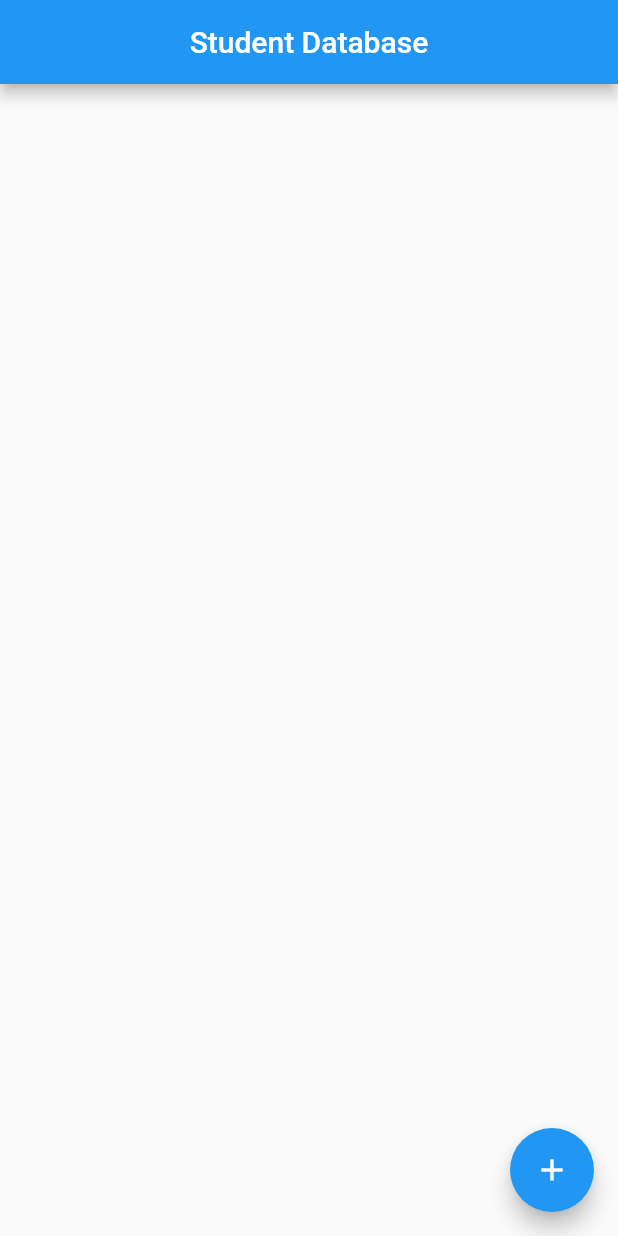
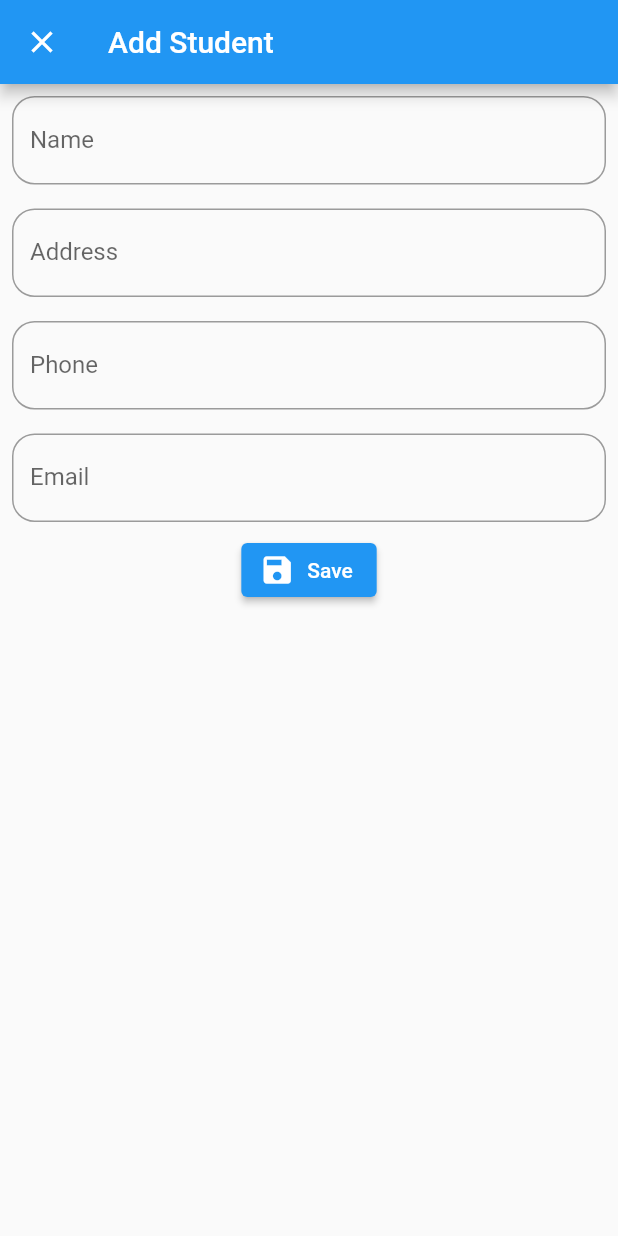
Before and after one commit to BrillianceOsprey/sq_flite, a Flutter app: the screen it shows after launch, after a tap on the "add" icon, on a phone screen of 412 x 824 dp. Run offline on Flutter 3.47's test engine with Material 2 defaults, Android fonts, the phone set to English and light mode, and no system bars; our stand-ins replace sqflite; accounts and stored records are empty.

Commit message:
@14.15 SQLite Database (Student Database) [Part 8]

```diff
--- a/lib/database/database_helper.dart
+++ b/lib/database/database_helper.dart
@@ -1,15 +1,17 @@
 import 'package:path/path.dart';
 import 'package:sqflite/sqflite.dart';
 
+
+
 class DatabaseHelper {
-  late Database _db;
+  late Database _db; // late
   static const String tableName = 'student';
   DatabaseHelper() {
     createDatabase();
   }
 
   Future<Database> createDatabase() async {
-    var dataPath = await getDatabasesPath(); // foler
+    var dataPath = await getDatabasesPath(); // folder
     String path = join(dataPath, 'student.db'); // db
     _db = await openDatabase(path); // initialize
 
--- a/lib/main.dart
+++ b/lib/main.dart
@@ -4,6 +4,9 @@
 // @14.11 SQLite Database (Student Database) [Part 4]
 // @14.12 SQLite Database (Student Database) [Part 5]
 // @14.13 SQLite Database (Student Database) [Part 6]
+// @14.14 SQLite Database (Student Database) [Part 7]/ Student Form
+// @14.15 SQLite Database (Student Database) [Part 8]
+
 
 
 
@@ -22,6 +25,7 @@ class MyApp extends StatelessWidget {
   @override
   Widget build(BuildContext context) {
     return MaterialApp(
+      debugShowCheckedModeBanner: false,
       home: HomeScreen(),
     );
   }
--- /dev/null
+++ b/lib/screen/add_student.dart
@@ -0,0 +1,109 @@
+import 'package:flutter/material.dart';
+
+class AddStudent extends StatefulWidget {
+  const AddStudent({Key? key}) : super(key: key);
+
+  @override
+  _AddStudentState createState() => _AddStudentState();
+}
+
+class _AddStudentState extends State<AddStudent> {
+  @override
+  Widget build(BuildContext context) {
+    final _formKey = GlobalKey<FormState>();
+    String? name, address, phone, email;
+    return Scaffold(
+      appBar: AppBar(
+        title: Text('Add Student'),
+      ),
+      body: Form(
+        key: _formKey,
+        child: SingleChildScrollView(
+          child: Column(
+            children: [
+              Padding(
+                padding: const EdgeInsets.all(8.0),
+                child: TextFormField(
+                  validator: (name) {
+                    if (name == null || name.isEmpty) {
+                      return 'Please enter your name';
+                    }
+                  },
+                  onSaved: (value) {
+                    name = value;
+                  },
+                  decoration: InputDecoration(
+                      labelText: 'Name',
+                      hintText: 'Enter Name',
+                      border: OutlineInputBorder(
+                          borderRadius: BorderRadius.circular(15))),
+                ),
+              ),
+              Padding(
+                padding: const EdgeInsets.all(8.0),
+                child: TextFormField(
+                  validator: (address) {
+                    if (address == null || address.isEmpty) {
+                      return 'Please enter your name';
+                    }
+                  },
+                  onSaved: (value) {
+                    address = value;
+                  },
+                  decoration: InputDecoration(
+                      labelText: 'Address',
+                      hintText: 'Enter your address',
+                      border: OutlineInputBorder(
+                          borderRadius: BorderRadius.circular(15))),
+                ),
+              ),
+              Padding(
+                padding: const EdgeInsets.all(8.0),
+                child: TextFormField(
+                  validator: (phone) {
+                    if (phone == null || phone.isEmpty) {
+                      return 'Please enter your name';
+                    }
+                  },
+                  onSaved: (value) {
+                    phone = value;
+                  },
+                  decoration: InputDecoration(
+                      labelText: 'Phone',
+                      hintText: 'Enter your phone',
+                      border: OutlineInputBorder(
+                          borderRadius: BorderRadius.circular(15))),
+                ),
+              ),
+              Padding(
+                padding: const EdgeInsets.all(8.0),
+                child: TextFormField(
+                  validator: (email) {
+                    if (email == null || email.isEmpty) {
+                      return 'Please enter your name';
+                    }
+                  },
+                  onSaved: (value) {
+                    email = value;
+                  },
+                  decoration: InputDecoration(
+                      labelText: 'Email',
+                      hintText: 'Enter your email',
+                      border: OutlineInputBorder(
+                          borderRadius: BorderRadius.circular(15))),
+                ),
+              ),
+              ElevatedButton.icon(
+                  onPressed: () {
+                    if (_formKey.currentState != null &&
+                        _formKey.currentState!.validate()) {}
+                  },
+                  icon: Icon(Icons.save),
+                  label: Text("Save"))
+            ],
+          ),
+        ),
+      ),
+    );
+  }
+}
--- a/lib/screen/home_screen.dart
+++ b/lib/screen/home_screen.dart
@@ -1,5 +1,7 @@
 import 'package:a14_sqflite/database/database_helper.dart';
 import 'package:flutter/material.dart';
+
+import 'add_student.dart';
 
 class HomeScreen extends StatefulWidget {
   const HomeScreen({Key? key}) : super(key: key);
@@ -13,6 +15,14 @@ class _HomeScreenState extends State<HomeScreen> {
   Widget build(BuildContext context) {
     return Scaffold(
       appBar: AppBar(
+        actions: [IconButton(onPressed: () {
+          Navigator.push(context,
+          MaterialPageRoute(
+            fullscreenDialog: true,
+            builder: (context) {
+            return AddStudent();
+          },));
+        }, icon: Icon(Icons.add))],
         centerTitle: true,
         title: Text('Student Database'),
       ),
```
Also changed, not shown: pubspec.lock, 1 other file.
